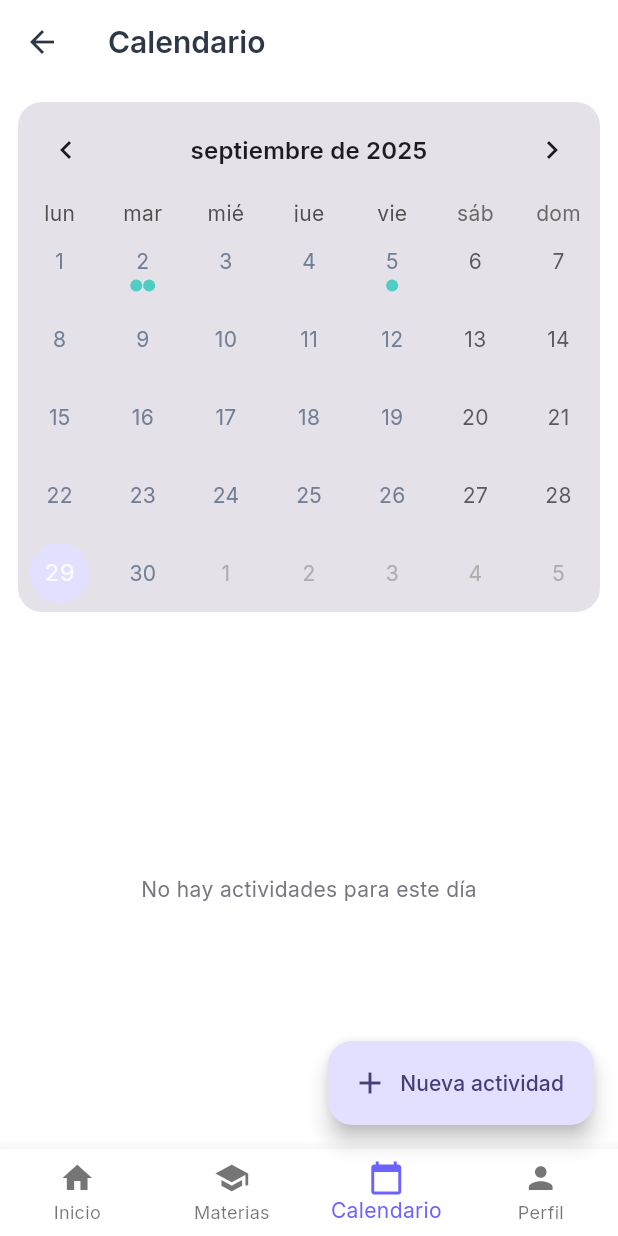
After one commit to Rzelaya23/DesarrolloApps--StudyMate, a Flutter app: the CalendarScreen screen opened by its route, on a phone screen of 412 x 824 dp. The commit adds this screen. Run offline on Flutter 3.47's test engine with Material 3 defaults, Android fonts, the phone set to English and light mode, and no system bars; drawn by our look-alikes of table_calendar; our stand-ins replace flutter_animate, flutter_riverpod, go_router, google_fonts.

Commit message:
el backup es rolando (calendario)

```diff
--- a/lib/core/router/app_router.dart
+++ b/lib/core/router/app_router.dart
@@ -5,6 +5,7 @@ import 'package:mi_app/features/auth/screens/register_screen.dart';
 import 'package:mi_app/features/auth/screens/splash_screen.dart';
 import 'package:mi_app/features/dashboard/screens/dashboard_screen.dart';
 import 'package:mi_app/features/subjects/screens/subjects_screen.dart';
+import 'package:mi_app/features/calendar/views/calendar_screen.dart';
 
 class AppRouter {
   static const String splash = '/';
@@ -12,6 +13,7 @@ class AppRouter {
   static const String register = '/register';
   static const String dashboard = '/dashboard';
   static const String subjects = '/subjects';
+  static const String calendar = '/calendar';
 
   static final GoRouter router = GoRouter(
     initialLocation: splash,
@@ -33,6 +35,13 @@ class AppRouter {
         path: register,
         name: 'register',
         builder: (context, state) => const RegisterScreen(),
+      ),
+
+      // Calendar routes
+      GoRoute(
+        path: calendar,
+        name: 'calendar',
+        builder: (context, state) => const CalendarScreen(),
       ),
 
       // Main App Routes
--- /dev/null
+++ b/lib/features/calendar/models/calendar_models.dart
@@ -0,0 +1,27 @@
+import 'package:flutter/material.dart';
+
+class Subject {
+  final String id;
+  final String name;
+  final Color color; // usa Theme si prefieres centralizar
+
+  const Subject({required this.id, required this.name, required this.color});
+}
+
+class CalendarEvent {
+  final String id;
+  final String subjectId;
+  final String title;
+  final DateTime start;
+  final DateTime end;
+  final String? notes;
+
+  const CalendarEvent({
+    required this.id,
+    required this.subjectId,
+    required this.title,
+    required this.start,
+    required this.end,
+    this.notes,
+  });
+}
--- /dev/null
+++ b/lib/features/calendar/providers/calendar_providers.dart
@@ -0,0 +1,57 @@
+import 'package:flutter/material.dart';
+import 'package:flutter_riverpod/flutter_riverpod.dart';
+import '../models/calendar_models.dart';
+
+/// Materias con colores fijos (sin usar BuildContext).
+final subjectsProvider = Provider<Map<String, Subject>>((ref) {
+  return const {
+    'mate': Subject(id: 'mate', name: 'Matemáticas', color: Colors.blue),
+    'prog': Subject(id: 'prog', name: 'Programación', color: Colors.green),
+    'hist': Subject(id: 'hist', name: 'Historia', color: Colors.red),
+  };
+});
+
+/// Eventos de ejemplo (ajústalos a tus datos reales).
+final eventsProvider = StateProvider<List<CalendarEvent>>((ref) {
+  final now = DateTime.now();
+  DateTime at(int d, int h, int m) =>
+      DateTime(now.year, now.month, d, h, m);
+
+  return [
+    CalendarEvent(
+      id: '1',
+      subjectId: 'prog',
+      title: 'Entrega Proyecto UI',
+      start: at(2, 9, 0),
+      end: at(2, 10, 30),
+      notes: 'Subir a GitHub Classroom',
+    ),
+    CalendarEvent(
+      id: '2',
+      subjectId: 'mate',
+      title: 'Quiz Derivadas',
+      start: at(2, 13, 0),
+      end: at(2, 13, 30),
+    ),
+    CalendarEvent(
+      id: '3',
+      subjectId: 'hist',
+      title: 'Lectura Cap. 5',
+      start: at(5, 8, 0),
+      end: at(5, 9, 0),
+    ),
+  ];
+});
+
+/// Mapa (día -> eventos) para TableCalendar.
+final eventsByDayProvider = Provider<Map<DateTime, List<CalendarEvent>>>((ref) {
+  final list = ref.watch(eventsProvider);
+  final map = <DateTime, List<CalendarEvent>>{};
+  DateTime keyOf(DateTime d) => DateTime(d.year, d.month, d.day);
+
+  for (final e in list) {
+    final k = keyOf(e.start);
+    (map[k] ??= <CalendarEvent>[]).add(e);
+  }
+  return map;
+});
--- /dev/null
+++ b/lib/features/calendar/views/calendar_screen.dart
@@ -0,0 +1,255 @@
+import 'package:flutter/material.dart';
+import 'package:flutter_riverpod/flutter_riverpod.dart';
+import 'package:go_router/go_router.dart';
+import 'package:table_calendar/table_calendar.dart';
+
+import 'package:mi_app/core/router/app_router.dart';
+import '../models/calendar_models.dart';
+import '../providers/calendar_providers.dart';
+
+class CalendarScreen extends ConsumerStatefulWidget {
+  const CalendarScreen({super.key});
+
+  @override
+  ConsumerState<CalendarScreen> createState() => _CalendarScreenState();
+}
+
+class _CalendarScreenState extends ConsumerState<CalendarScreen> {
+  DateTime _focusedDay = DateTime.now();
+  DateTime? _selectedDay;
+
+  @override
+  Widget build(BuildContext context) {
+    final eventsByDay = ref.watch(eventsByDayProvider);
+    final subjects = ref.watch(subjectsProvider);
+
+    List<CalendarEvent> loader(DateTime day) {
+      final key = DateTime(day.year, day.month, day.day);
+      return eventsByDay[key] ?? const [];
+    }
+
+    final cs = Theme.of(context).colorScheme;
+    final textTheme = Theme.of(context).textTheme;
+
+    return Scaffold(
+      appBar: AppBar(
+        title: const Text('Calendario'),
+        centerTitle: false,
+        // ⬇️ SIEMPRE mostramos la flecha
+        leading: IconButton(
+          icon: const Icon(Icons.arrow_back),
+          onPressed: () {
+            if (Navigator.of(context).canPop()) {
+              context.pop();                       // venías con push → vuelve
+            } else {
+              context.go(AppRouter.dashboard);     // venías desde bottom → ir a Inicio
+            }
+          },
+        ),
+      ),
+
+      // (opcional) barra inferior como en el dashboard, con Calendario seleccionado
+      bottomNavigationBar: BottomNavigationBar(
+        type: BottomNavigationBarType.fixed,
+        currentIndex: 2, // 0=Inicio, 1=Materias, 2=Calendario, 3=Perfil
+        onTap: (index) {
+          switch (index) {
+            case 0:
+              context.go(AppRouter.dashboard);
+              break;
+            case 1:
+              context.go(AppRouter.subjects);
+              break;
+            case 2:
+              break; // ya estás en Calendario
+            case 3:
+            // TODO: context.go(AppRouter.profile);
+              break;
+          }
+        },
+        items: const [
+          BottomNavigationBarItem(icon: Icon(Icons.home), label: 'Inicio'),
+          BottomNavigationBarItem(icon: Icon(Icons.school), label: 'Materias'),
+          BottomNavigationBarItem(icon: Icon(Icons.calendar_today), label: 'Calendario'),
+          BottomNavigationBarItem(icon: Icon(Icons.person), label: 'Perfil'),
+        ],
+      ),
+
+      floatingActionButton: FloatingActionButton.extended(
+        onPressed: () {
+          // TODO: abrir hoja/modal para crear actividad
+        },
+        label: const Text('Nueva actividad'),
+        icon: const Icon(Icons.add),
+      ),
+
+      body: Column(
+        children: [
+          Card(
+            margin: const EdgeInsets.all(12),
+            elevation: 0,
+            color: cs.surfaceContainerHighest,
+            child: TableCalendar<CalendarEvent>(
+              focusedDay: _focusedDay,
+              firstDay: DateTime.utc(2019, 1, 1),
+              lastDay: DateTime.utc(2035, 12, 31),
+              locale: 'es_ES',
+              startingDayOfWeek: StartingDayOfWeek.monday,
+              headerStyle: HeaderStyle(
+                titleCentered: true,
+                formatButtonVisible: false,
+                titleTextStyle: textTheme.titleMedium!.copyWith(
+                  fontWeight: FontWeight.w600,
+                ),
+                leftChevronIcon: Icon(Icons.chevron_left, color: cs.onSurface),
+                rightChevronIcon: Icon(Icons.chevron_right, color: cs.onSurface),
+              ),
+              calendarStyle: CalendarStyle(
+                todayDecoration: BoxDecoration(
+                  color: cs.primaryContainer,
+                  shape: BoxShape.circle,
+                ),
+                selectedDecoration: BoxDecoration(
+                  color: cs.primary,
+                  shape: BoxShape.circle,
+                ),
+                markerDecoration: BoxDecoration(
+                  color: cs.secondary,
+                  shape: BoxShape.circle,
+                ),
+                markersAnchor: 1.2,
+              ),
+              eventLoader: loader,
+              selectedDayPredicate: (day) =>
+              _selectedDay != null &&
+                  day.year == _selectedDay!.year &&
+                  day.month == _selectedDay!.month &&
+                  day.day == _selectedDay!.day,
+              onDaySelected: (sel, foc) {
+                setState(() {
+                  _selectedDay = sel;
+                  _focusedDay = foc;
+                });
+              },
+              onPageChanged: (foc) => _focusedDay = foc,
+            ),
+          ),
+          Expanded(
+            child: _DayEventsList(
+              day: _selectedDay ?? DateTime.now(),
+              events: loader(_selectedDay ?? DateTime.now()),
+              subjects: subjects,
+            ),
+          ),
+        ],
+      ),
+    );
+  }
+}
+
+class _DayEventsList extends StatelessWidget {
+  final DateTime day;
+  final List<CalendarEvent> events;
+  final Map<String, Subject> subjects;
+
+  const _DayEventsList({
+    required this.day,
+    required this.events,
+    required this.subjects,
+  });
+
+  @override
+  Widget build(BuildContext context) {
+    final textTheme = Theme.of(context).textTheme;
+    final cs = Theme.of(context).colorScheme;
+
+    return Padding(
+      padding: const EdgeInsets.symmetric(horizontal: 12),
+      child: events.isEmpty
+          ? Center(
+        child: Text(
+          'No hay actividades para este día',
+          style: textTheme.bodyMedium?.copyWith(color: cs.outline),
+        ),
+      )
+          : ListView.separated(
+        itemCount: events.length,
+        separatorBuilder: (_, __) => const SizedBox(height: 8),
+        itemBuilder: (context, i) {
+          final e = events[i];
+          final subj = subjects[e.subjectId];
+          final time = '${_fmt(e.start)} – ${_fmt(e.end)}';
+          return Card(
+            elevation: 0,
+            color: cs.surfaceContainerHigh,
+            shape: RoundedRectangleBorder(
+              borderRadius: BorderRadius.circular(16),
+            ),
+            child: ListTile(
+              contentPadding:
+              const EdgeInsets.symmetric(horizontal: 16, vertical: 8),
+              leading: CircleAvatar(
+                radius: 12,
+                backgroundColor: subj?.color ?? cs.secondary,
+              ),
+              title: Text(e.title, style: textTheme.titleMedium),
+              subtitle: Column(
+                crossAxisAlignment: CrossAxisAlignment.start,
+                children: [
+                  const SizedBox(height: 4),
+                  Text(time, style: textTheme.bodySmall),
+                  if (subj != null) ...[
+                    const SizedBox(height: 6),
+                    _Chip(subject: subj),
+                  ],
+                  if (e.notes != null && e.notes!.isNotEmpty) ...[
+                    const SizedBox(height: 6),
+                    Text(
+                      e.notes!,
+                      style: textTheme.bodySmall
+                          ?.copyWith(color: cs.onSurfaceVariant),
+                    ),
+                  ],
+                ],
+              ),
+              onTap: () {
+                // TODO: ver detalle / editar
+              },
+            ),
+          );
+        },
+      ),
+    );
+  }
+
+  static String _fmt(DateTime d) =>
+      '${d.hour.toString().padLeft(2, '0')}:${d.minute.toString().padLeft(2, '0')}';
+}
+
+class _Chip extends StatelessWidget {
+  final Subject subject;
+  const _Chip({required this.subject});
+
+  @override
+  Widget build(BuildContext context) {
+    final on = ThemeData.estimateBrightnessForColor(subject.color) ==
+        Brightness.dark
+        ? Colors.white
+        : Colors.black87;
+
+    return Container(
+      padding: const EdgeInsets.symmetric(horizontal: 10, vertical: 4),
+      decoration: BoxDecoration(
+        color: subject.color,
+        borderRadius: BorderRadius.circular(20),
+      ),
+      child: Text(
+        subject.name,
+        style: Theme.of(context)
+            .textTheme
+            .labelSmall
+            ?.copyWith(color: on, fontWeight: FontWeight.w600),
+      ),
+    );
+  }
+}
--- a/pubspec.yaml
+++ b/pubspec.yaml
@@ -30,6 +30,12 @@ environment:
 dependencies:
   flutter:
     sdk: flutter
+
+  flutter_localizations:
+    sdk: flutter
+
+  #Calendario
+  table_calendar: ^3.1.2
 
   # Core dependencies
   flutter_riverpod: ^2.4.9
```
Also changed, not shown: lib/features/dashboard/screens/dashboard_screen.dart (+43 -42 lines), lib/main.dart (+18 -2 lines), pubspec.lock.
